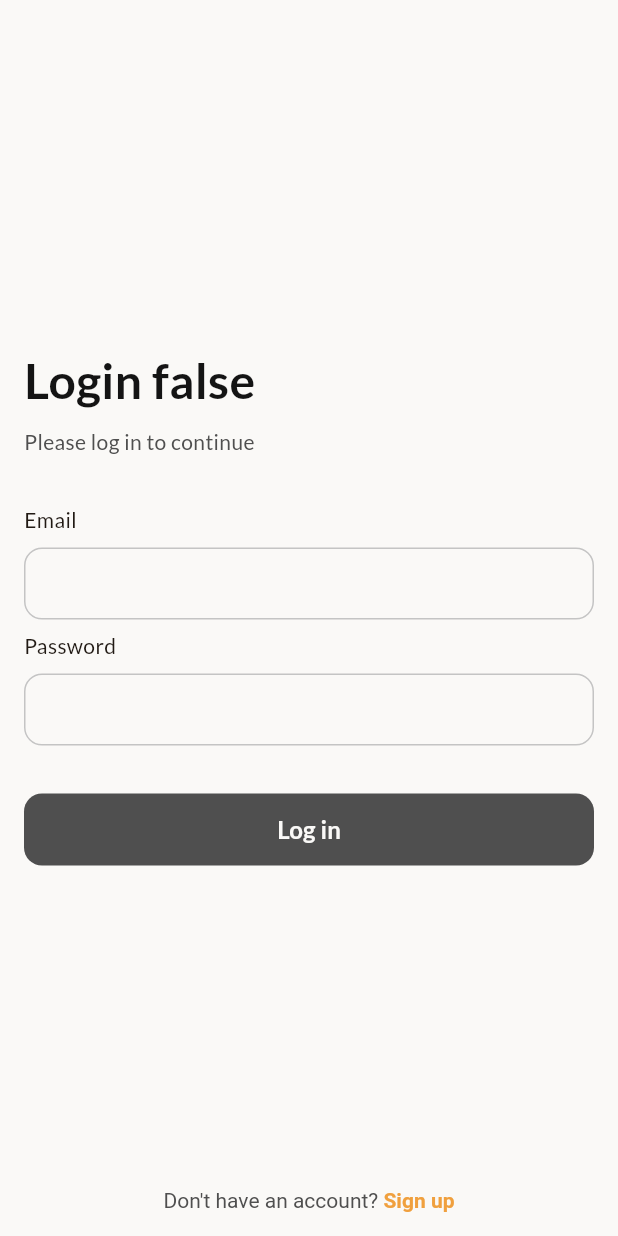
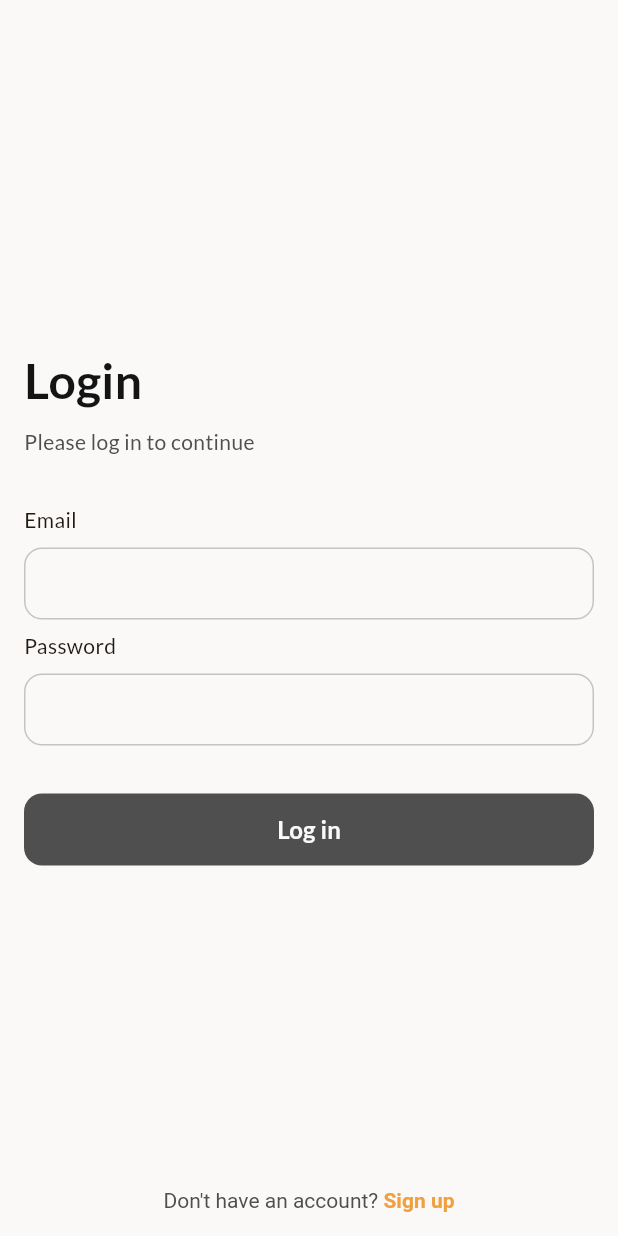
Before and after one commit to trustsoftvn/qros_deal_mobile, a Flutter app: the screen it shows after launch, on a phone screen of 412 x 824 dp. Run offline on Flutter 3.47's test engine with Material 3 defaults, Android fonts, the phone set to English and light mode, and no system bars; our stand-ins replace dio, dropdown_button2, flutter_bloc, flutter_dotenv, freezed_annotation, get_it and 4 more; missing offline and left inert: dart_jsonwebtoken; accounts and stored records are empty.

Commit message:
fix: remove debugging code

```diff
--- a/qrosdeal/lib/screens/login/login_screen.dart
+++ b/qrosdeal/lib/screens/login/login_screen.dart
@@ -51,7 +51,7 @@ class LoginScreen extends BaseStatelessWidget<LoginBloc> {
                       mainAxisAlignment: MainAxisAlignment.center,
                       children: [
                         Text(
-                          'Login $hasAccessToken',
+                          'Login',
                           style: AppTextStyle.bold32.copyWith(
                             color: AppColor.textPrimary,
                           ),
```
